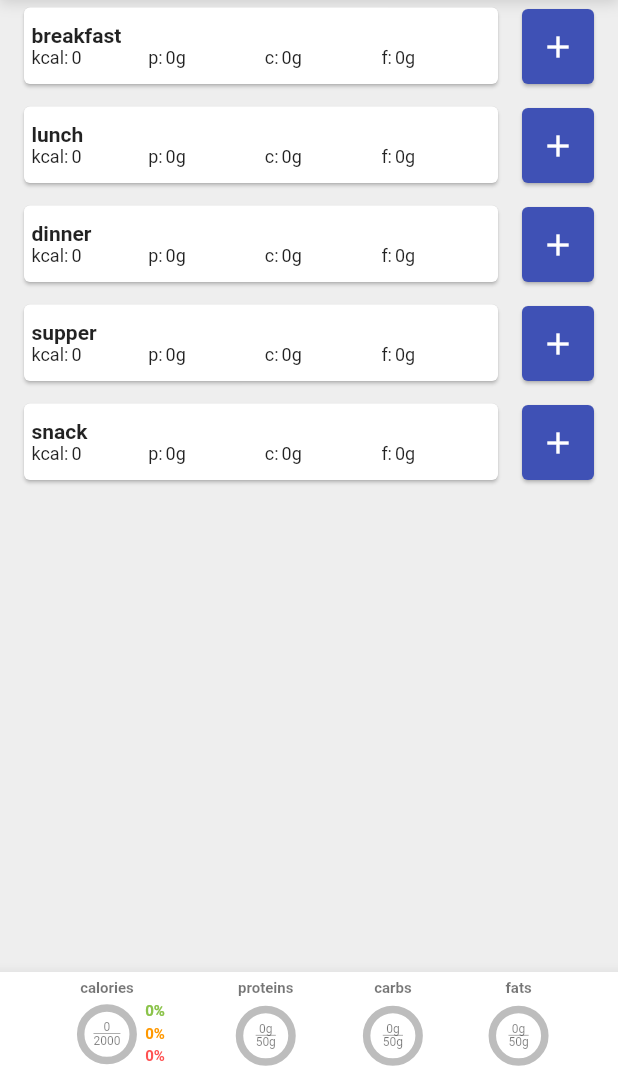
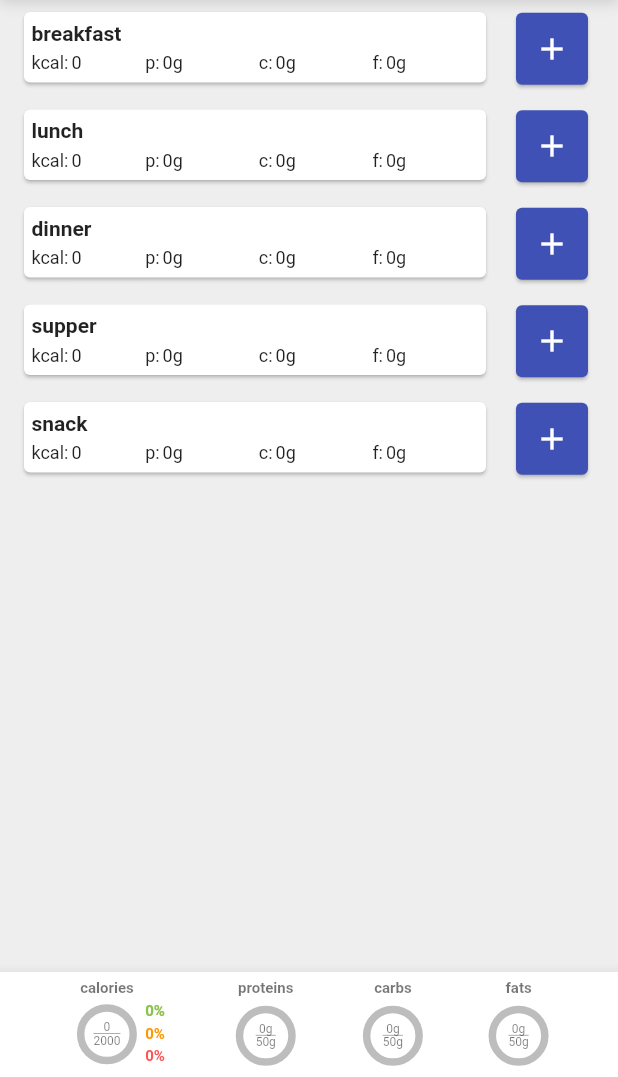
Before and after one commit to mniemyjski/fitable, a Flutter app: the HomeScreen screen opened directly, on a phone screen of 412 x 824 dp, the part 159-1236 px from its top. Run offline on Flutter 3.47's test engine with Material 2 defaults, Android fonts, the phone set to English and light mode, and no system bars; our stand-ins replace cached_network_image, cloud_firestore, easy_localization, firebase_auth, firebase_core, flutter_riverpod and 3 more; missing offline and left inert: algolia, easy_localization_loader, flutter_barcode_scanner; accounts and stored records are empty; Roboto replaces fonts that are missing (Georgia).

```diff
--- a/lib/app/account/goals_screen.dart
+++ b/lib/app/account/goals_screen.dart
@@ -65,7 +65,7 @@ class GoalsScreen extends ConsumerWidget {
                     ))),
               ),
               CustomDropDownButton(
-                name: Constants.daytime_activities,
+                name: Constants.daytime_activities.tr(),
                 value: preference.dayTimeActivities,
                 description: true,
                 descFunc: activitiesDescription,
@@ -75,7 +75,7 @@ class GoalsScreen extends ConsumerWidget {
                 },
               ),
               CustomDropDownButton(
-                name: Constants.formula_bmr,
+                name: Constants.formula_bmr.tr(),
                 value: preference.formulaBMR,
                 description: true,
                 descFunc: formulaDescription,
--- a/lib/app/account/settings_screen.dart
+++ b/lib/app/account/settings_screen.dart
@@ -32,7 +32,7 @@ class _SettingsScreenState extends State<SettingsScreen> {
             data: (pref) => Column(
               children: <Widget>[
                 CustomDropDownButton(
-                    name: Constants.localeApp,
+                    name: Constants.localeApp.tr(),
                     value: pref.localeApp,
                     list: <String>['pl_PL', 'en_US'],
                     onChanged: (String state) {
@@ -42,7 +42,7 @@ class _SettingsScreenState extends State<SettingsScreen> {
                       });
                     }),
                 CustomDropDownButton(
-                    name: Constants.localeBase,
+                    name: Constants.localeBase.tr(),
                     value: pref.localeBase,
                     list: <String>['pl_PL'],
                     onChanged: (state) {
--- a/lib/app/home/widgets/tile_head_meals.dart
+++ b/lib/app/home/widgets/tile_head_meals.dart
@@ -1,5 +1,6 @@
 import 'package:easy_localization/easy_localization.dart';
 import 'package:fitable/app/search/search_screen.dart';
+import 'package:fitable/common_widgets/add_button.dart';
 import 'package:fitable/models/meal_model.dart';
 import 'package:fitable/routers/route_generator.dart';
 import 'package:flutter/material.dart';
@@ -16,10 +17,10 @@ class TileHeadMeals extends StatelessWidget {
           child: ExpansionTile(
               initiallyExpanded: true,
               title: Card(
-                margin: EdgeInsets.only(bottom: 5),
+                margin: EdgeInsets.only(bottom: 5, top: 3),
                 child: Container(
-                  height: 41,
-                  margin: EdgeInsets.only(left: 5, top: 5, bottom: 5),
+                  height: 47,
+                  margin: EdgeInsets.only(left: 5),
                   child: Column(
                     mainAxisAlignment: MainAxisAlignment.center,
                     children: <Widget>[
@@ -27,6 +28,7 @@ class TileHeadMeals extends StatelessWidget {
                         width: double.infinity,
                         child: Text(Meal.mealTypeString(mealType).tr(), style: TextStyle(fontWeight: FontWeight.bold, fontSize: 14)),
                       ),
+                      SizedBox(height: 5),
                       Row(
                         children: <Widget>[
                           Expanded(
@@ -63,23 +65,15 @@ class TileHeadMeals extends StatelessWidget {
                   ),
                 ),
               ),
-              trailing: Card(
-                color: Colors.indigo,
-                margin: EdgeInsets.only(top: 1, bottom: 5),
-                child: Container(
+              trailing: Container(
                 height: double.infinity,
-                  child: IconButton(
-                    color: Colors.white,
-                    icon: Icon(Icons.add),
-                    onPressed: () {
+                child: AddButton(onPressed: () {
                   Navigator.of(context).pushNamed(AppRoute.search,
                       arguments: SearchScreenArguments(
                         typeSearch: SearchType.allFoods,
                         mealType: mealType,
                       ));
-                    },
-                  ),
-                ),
+                }),
               ),
               children: <Widget>[
                 Container(
--- a/lib/main.dart
+++ b/lib/main.dart
@@ -4,14 +4,12 @@ import 'package:firebase_core/firebase_core.dart';
 import 'package:fitable/routers/route_generator.dart';
 import 'package:flutter/material.dart';
 import 'package:flutter/services.dart';
-import 'package:flutter_device_locale/flutter_device_locale.dart';
 import 'package:flutter_riverpod/flutter_riverpod.dart';
 import 'package:intl/date_symbol_data_local.dart';
 
 void main() async {
   WidgetsFlutterBinding.ensureInitialized();
   await initializeDateFormatting();
-  await DeviceLocale.getCurrentLocale();
   await Firebase.initializeApp();
   runApp(
     ProviderScope(
--- a/pubspec.yaml
+++ b/pubspec.yaml
@@ -63,7 +63,6 @@ dependencies:
   cupertino_icons: ^1.0.1
 
   intl: ^0.16.1
-  flutter_device_locale: ^0.4.0
   #  date_format: ^1.0.8
   #  bezier_chart: ^1.0.17+1
 
```
Also changed, not shown: pubspec.lock. Lines whose indentation alone changed are shown as unchanged.
